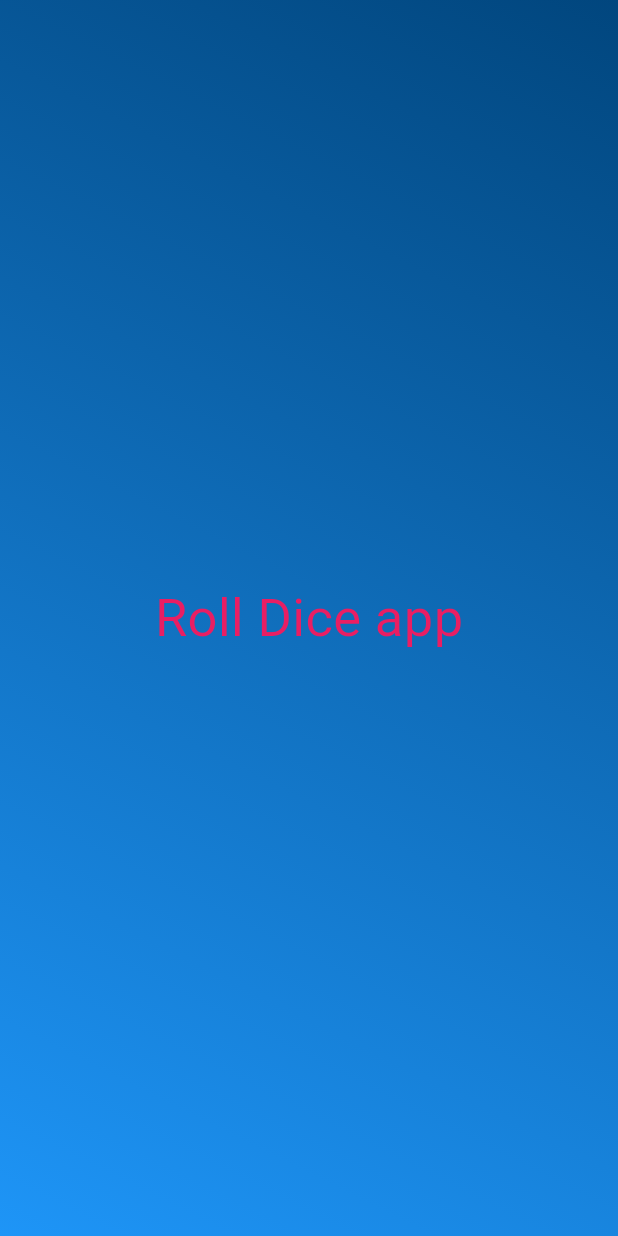
After one commit to AsharHusain/RollDiceApp, a Flutter app: the screen it shows after launch, on a phone screen of 412 x 824 dp. The commit adds this screen. Run offline on Flutter 3.47's test engine with Material 3 defaults, Android fonts, the phone set to English and light mode, and no system bars.

Commit message:
tried out multiple files

```diff
--- /dev/null
+++ b/lib/container_with_gradient.dart
@@ -0,0 +1,25 @@
+import 'package:flutter/material.dart';
+class ContainerWithGradient extends StatelessWidget {
+  const ContainerWithGradient({super.key});
+  @override
+  Widget build(context) {
+    return Container(
+      decoration: BoxDecoration(
+        gradient: LinearGradient(
+          begin: Alignment.bottomLeft,
+          end: Alignment.topRight,
+          colors: [
+            const Color.fromARGB(255, 30, 149, 247),
+            const Color.fromARGB(255, 1, 70, 126),
+          ],
+        ),
+      ),
+      child: Center(
+        child: Text(
+          "Roll Dice app",
+          style: TextStyle(color: Colors.pink, fontSize: 35),
+        ),
+      ),
+    );
+  }
+}
```
Also changed, not shown: lib/main.dart (+2 -24 lines).
